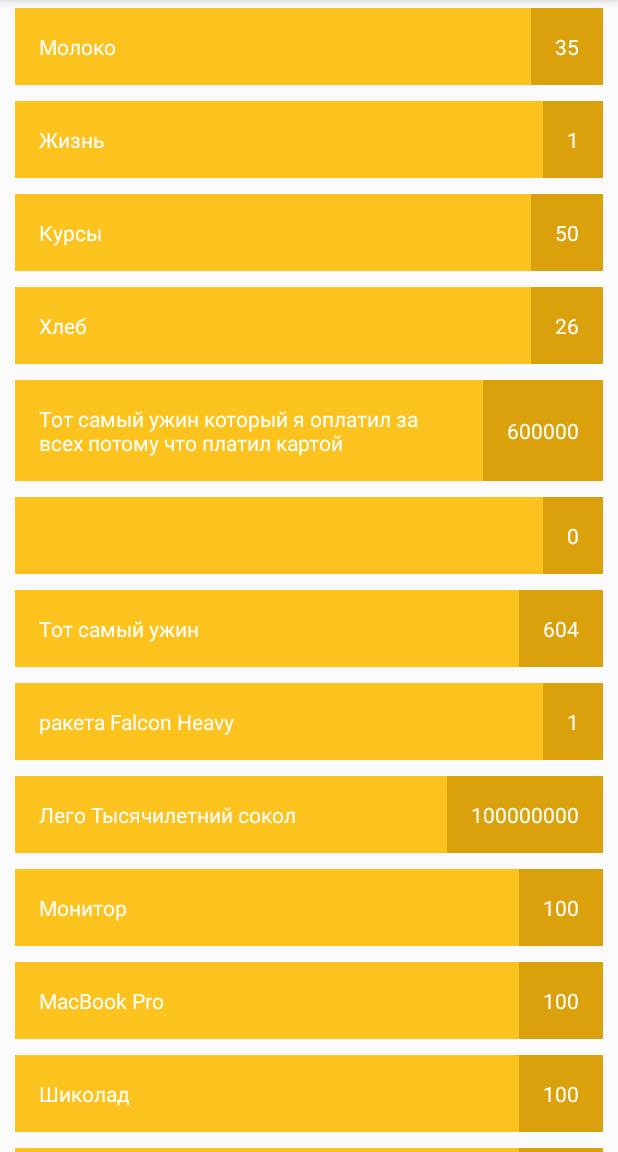
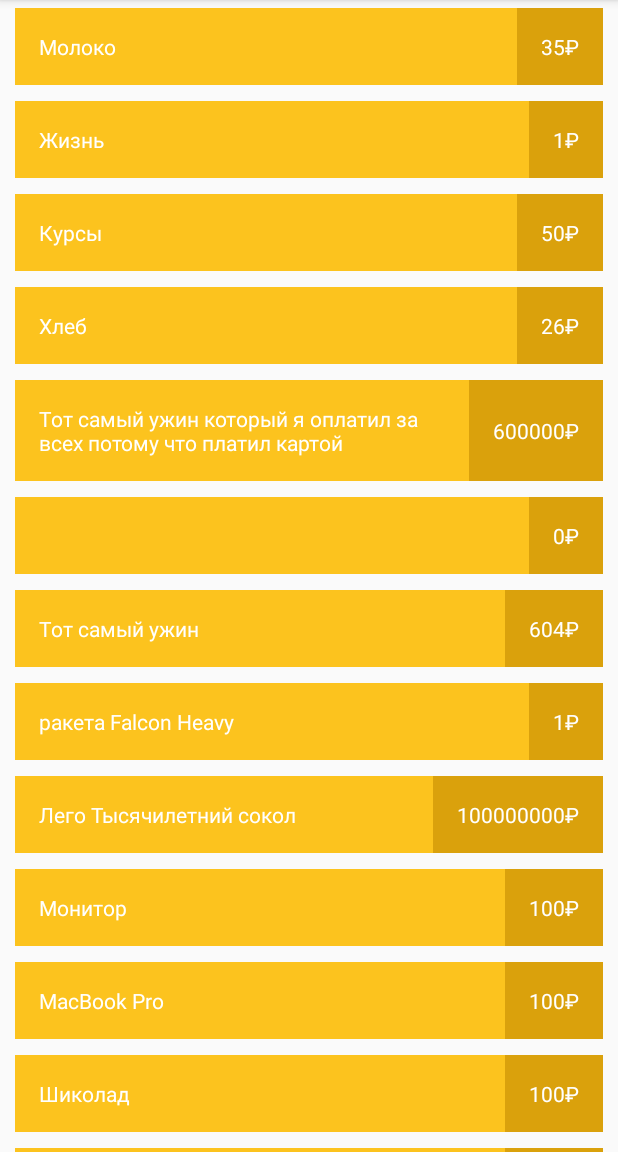
Before and after one commit to Daniil-master/MoneyTracker, an Android app: the screen it shows after launch (ItemListActivity), on a phone screen of 412 x 824 dp, the part 84-1236 px from its top. Run offline under Robolectric (Android 15) with nearby library versions, the phone set to English and light mode, and no system bars.

Commit message:
Done HomeWork3

```diff
--- a/app/src/main/java/online/daniilk/moneytracker/ItemListActivity.java
+++ b/app/src/main/java/online/daniilk/moneytracker/ItemListActivity.java
@@ -106,7 +106,7 @@ public class ItemListActivity extends AppCompatActivity {
         public void applyData(Record record) {
             Log.d(TAG, "onCreateViewHolder " + recyclerView.getChildLayoutPosition(itemView) + " " + record.getTitle());
             title.setText(record.getTitle()); // Сдесь добавить рубль
-            price.setText(String.valueOf(record.getPrice()));
+            price.setText(String.valueOf(record.getPrice()+getString(R.string.currency_rub)));
             SpannableString spannableString = new SpannableString(String.valueOf(record.getPrice()));
 
         }
```
